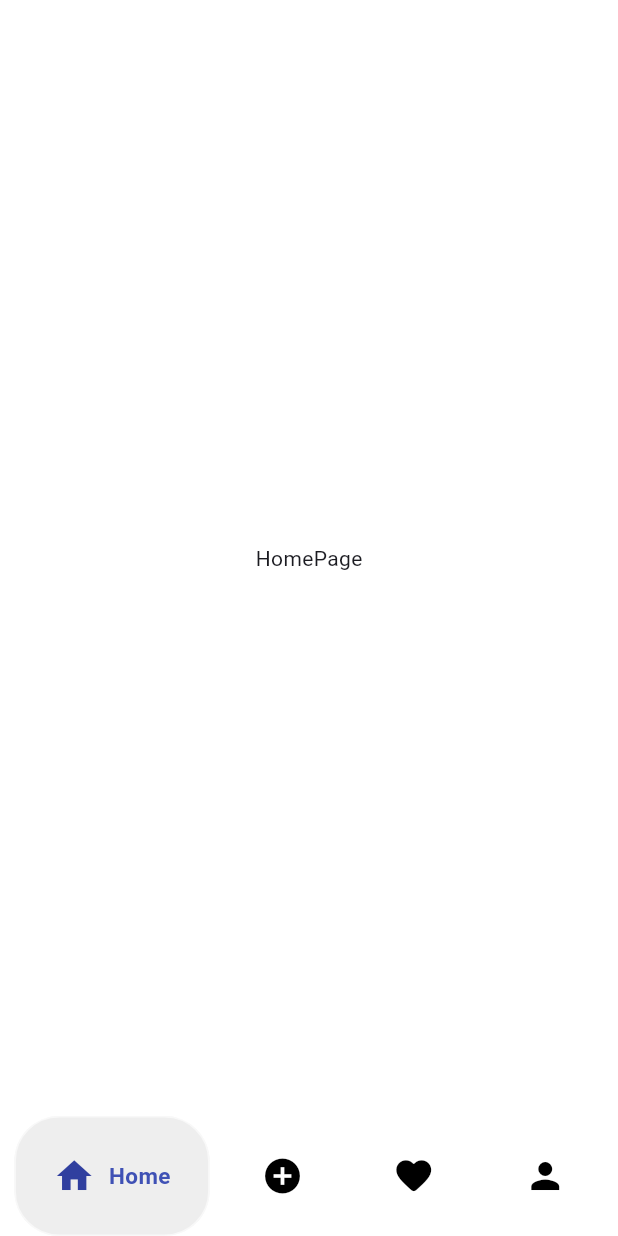
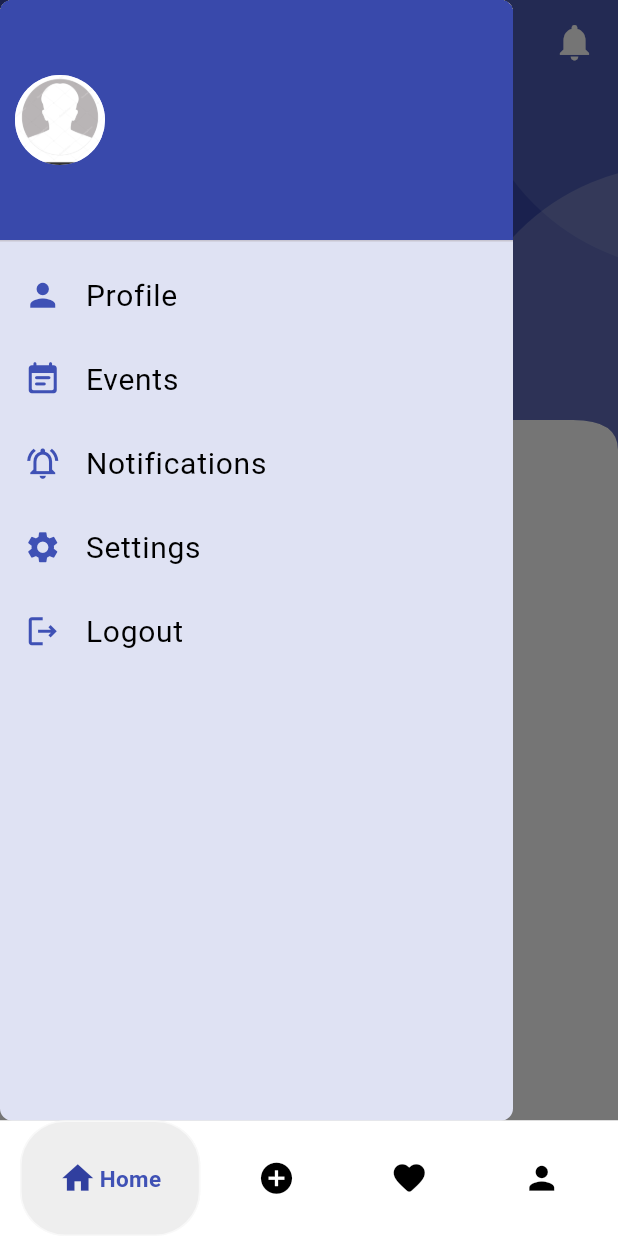
Before and after one commit to Abhiinav7/TailMate, a Flutter app: the MainScreen screen opened by its route, with the side drawer open (before the commit the screen has no drawer), on a phone screen of 412 x 824 dp. Run offline on Flutter 3.47's test engine with Material 3 defaults, Android fonts, the light colour scheme and no system bars; drawn by our look-alikes of google_nav_bar; our stand-ins replace cloud_firestore, firebase_auth, firebase_core, fluttertoast, geocoding, geolocator and 3 more; missing offline and left inert: intro_screen_onboarding_flutter; accounts and stored records are empty; Roboto replaces fonts that are missing (Alata).

Commit message:
main page and other updates

```diff
--- /dev/null
+++ b/lib/Utils/constants/onboardHelper.dart
@@ -0,0 +1,9 @@
+import 'dart:ui';
+import 'package:flutter/material.dart';
+import 'package:google_fonts/google_fonts.dart';
+class OnboardHealper{
+  TextStyle subTitleStyle=GoogleFonts.aleo(fontSize: 15,fontWeight: FontWeight.w500,color: Colors.black54);
+  TextStyle TitleStyle=GoogleFonts.allertaStencil(fontSize: 23,fontWeight: FontWeight.w900,color: Colors.black);
+
+
+}
--- a/lib/controller/firebaseCloudstore.dart
+++ b/lib/controller/firebaseCloudstore.dart
@@ -17,4 +17,5 @@ class FirebaseCloudController {
   }
 
 
+
 }
--- /dev/null
+++ b/lib/controller/location.dart
@@ -0,0 +1,40 @@
+import 'package:flutter/cupertino.dart';
+import 'package:geocoding/geocoding.dart';
+import 'package:geolocator/geolocator.dart';
+
+class LocationController extends ChangeNotifier{
+  Position? Currentposition;
+  LocationPermission? permission;
+  String city=" ";
+  getCurrentPosition() async {
+    permission = await Geolocator.checkPermission();
+    if(permission == LocationPermission.denied){
+      permission = await Geolocator.requestPermission();
+    }
+    Position position = await Geolocator.getCurrentPosition(
+        desiredAccuracy: LocationAccuracy.high);
+
+    try {
+      List<Placemark> placemarks = await placemarkFromCoordinates(
+        position.latitude,
+        position.longitude,
+      );
+      String? citynew=placemarks[0].locality;
+      String? district=placemarks[0].thoroughfare;
+
+        Currentposition = position;
+        notifyListeners();
+        city=citynew!;
+        notifyListeners();
+
+      print("////////////////////////////${citynew}");
+      print("////////////////////////////${district}");
+
+    }catch(err){
+      print("/////================///$err");
+    }
+
+    // print(position);
+    // return position;
+  }
+}
--- a/lib/controller/mainController.dart
+++ b/lib/controller/mainController.dart
@@ -1,3 +1,5 @@
+import 'package:cloud_firestore/cloud_firestore.dart';
+import 'package:firebase_auth/firebase_auth.dart';
 import 'package:flutter/cupertino.dart';
 
 class MainController extends ChangeNotifier{
@@ -7,4 +9,23 @@ void changeScreen(int value){
   notifyListeners();
 }
 
+  var name='';
+var email=' ';
+  CollectionReference collectionReference =
+  FirebaseFirestore.instance.collection("user");
+  Future getName()async{
+    final userId=FirebaseAuth.instance.currentUser!.uid;
+    DocumentSnapshot docSnapshot = await collectionReference.doc(userId).get();
+    if (docSnapshot.exists) {
+      Map<String, dynamic>? data = docSnapshot.data() as Map<String, dynamic>?;
+      name = data?['name'];
+      notifyListeners();
+      email=data?["email"];
+      notifyListeners();
+
+
+
+    }
+  }
+
 }
--- a/lib/main.dart
+++ b/lib/main.dart
@@ -2,6 +2,7 @@ import 'package:firebase_core/firebase_core.dart';
 import 'package:flutter/material.dart';
 import 'package:provider/provider.dart';
 import 'package:tailmate/controller/firebaseAuthController.dart';
+import 'package:tailmate/controller/location.dart';
 import 'package:tailmate/controller/mainController.dart';
 import 'package:tailmate/firebase_options.dart';
 
@@ -19,6 +20,7 @@ void main() async {
       providers: [
 ChangeNotifierProvider(create:  (context) => FirebaseAuthController(),),
 ChangeNotifierProvider(create:  (context) => MainController(),),
+ChangeNotifierProvider(create:  (context) => LocationController(),),
       ],
   child: const MyApp()));
 }
--- /dev/null
+++ b/lib/view/MainPage/components/containers/circularContainer.dart
@@ -0,0 +1,33 @@
+import 'package:flutter/cupertino.dart';
+
+class CirculaContainer extends StatelessWidget {
+  CirculaContainer({
+    super.key,
+    this.height=300,
+    this.width=300,
+    this.padding=0,
+    this.child,
+    this.bg,
+    this.radius=300
+
+  });
+  final double? height;
+  final double? width;
+  final double radius;
+  final double padding;
+  final Widget? child;
+  final Color? bg;
+  @override
+  Widget build(BuildContext context) {
+    return Container(
+      height: height,
+      width: width,
+      padding: EdgeInsets.all(padding),
+      decoration: BoxDecoration(
+          borderRadius: BorderRadius.circular(radius),
+          color: bg
+      ),
+      child: child,
+    );
+  }
+}
--- /dev/null
+++ b/lib/view/MainPage/components/containers/primary_header.dart
@@ -0,0 +1,43 @@
+import 'package:flutter/material.dart';
+import 'package:tailmate/view/MainPage/components/containers/circularContainer.dart';
+import 'package:tailmate/view/MainPage/components/curved_edges/curvedWidget.dart';
+class PrimaryHeaderContainer extends StatelessWidget {
+  const PrimaryHeaderContainer({
+
+    required this.screenWidth,
+    required this.child
+  });
+
+  final double screenWidth;
+  final Widget child;
+  @override
+  Widget build(BuildContext context) {
+    return CurvedWidget(
+      child: Container(
+        width: screenWidth,
+        color: Colors.indigo.shade600,
+        padding: EdgeInsets.all(0),
+        child: SizedBox(
+          height: 300,
+          child: Stack(
+              children: [
+                Positioned(
+                    top: -120,
+                    right: -200,
+                    child: CirculaContainer(
+                      bg: Colors.white.withOpacity(0.1),
+                    )),
+                Positioned(
+                    top: 110,
+                    right: -190,
+                    child: CirculaContainer(
+                      bg: Colors.white.withOpacity(0.2),
+                    )),
+                child
+
+              ]),
+        ),
+      ),
+    );
+  }
+}
--- /dev/null
+++ b/lib/view/MainPage/components/curved_edges/curvedWidget.dart
@@ -0,0 +1,20 @@
+import 'package:flutter/material.dart';
+import 'package:tailmate/view/MainPage/components/curved_edges/custom_edges.dart';
+class CurvedWidget extends StatelessWidget {
+  const CurvedWidget({
+    super.key,
+
+    this.child
+  });
+
+
+  final Widget? child;
+
+  @override
+  Widget build(BuildContext context) {
+    return ClipPath(
+        clipper: CustomCurve(),
+        child: child
+    );
+  }
+}
--- /dev/null
+++ b/lib/view/MainPage/components/curved_edges/custom_edges.dart
@@ -0,0 +1,34 @@
+import 'package:flutter/cupertino.dart';
+
+class CustomCurve extends CustomClipper<Path>{
+  @override
+  Path getClip(Size size) {
+  var path=Path();
+  path.lineTo(0, size.height);
+
+  final firstCurve=Offset(0, size.height - 20);
+  final lastCurve=Offset(30, size.height - 20);
+  path.quadraticBezierTo(firstCurve.dx, firstCurve.dy, lastCurve.dx, lastCurve.dy);
+
+
+
+  final secondFirstCurve=Offset(0, size.height - 20);
+  final secondLastCurve=Offset(size.width -30, size.height - 20);
+  path.quadraticBezierTo(secondFirstCurve.dx, secondFirstCurve.dy, secondLastCurve.dx, secondLastCurve.dy);
+
+  final thirdFirstCurve=Offset(size.width, size.height - 20);
+  final thirdLastCurve=Offset(size.width, size.height);
+  path.quadraticBezierTo(thirdFirstCurve.dx, thirdFirstCurve.dy, thirdLastCurve.dx, thirdLastCurve.dy);
+
+  path.lineTo(size.width, 0);
+  path.close();
+  return path;
+  }
+
+  @override
+  bool shouldReclip(covariant CustomClipper<Path> oldClipper) {
+   return true;
+  }
+
+
+  }
--- a/lib/view/MainPage/mainScreen.dart
+++ b/lib/view/MainPage/mainScreen.dart
@@ -5,8 +5,6 @@ import 'package:tailmate/view/MainPage/pages/add_pet.dart';
 import 'package:tailmate/view/MainPage/pages/home.dart';
 import 'package:tailmate/view/MainPage/pages/profile.dart';
 import 'package:tailmate/view/MainPage/pages/wishlist.dart';
-
-
 import 'package:tailmate/view/MainPage/widgets/google_navbar.dart';
 class MainScreen extends StatelessWidget {
    MainScreen({super.key});
--- a/lib/view/MainPage/pages/home.dart
+++ b/lib/view/MainPage/pages/home.dart
@@ -1,12 +1,82 @@
 import 'package:flutter/cupertino.dart';
+import 'package:flutter/material.dart';
+import 'package:provider/provider.dart';
+import 'package:tailmate/Utils/constants/screen_utils.dart';
+import 'package:tailmate/controller/location.dart';
+import 'package:tailmate/controller/mainController.dart';
+import 'package:tailmate/view/MainPage/components/containers/primary_header.dart';
+import 'package:tailmate/view/MainPage/widgets/customAppbar.dart';
+import 'package:tailmate/view/MainPage/widgets/drawerCustom.dart';
 
-class HomeScreen extends StatelessWidget {
+class HomeScreen extends StatefulWidget {
   const HomeScreen({super.key});
 
   @override
+  State<HomeScreen> createState() => _HomeScreenState();
+}
+
+class _HomeScreenState extends State<HomeScreen> {
+  @override
+  void initState() {
+    Provider.of<LocationController>(context, listen: false)
+        .getCurrentPosition();
+    Provider.of<MainController>(context, listen: false).getName();
+    super.initState();
+  }
+
   Widget build(BuildContext context) {
-    return Center(
-      child: Text("HomePage"),
+    final location = Provider.of<LocationController>(context);
+    final controller = Provider.of<MainController>(context);
+    double screenWidth = ScreenUtil.Width(context);
+    double screenHeight = ScreenUtil.Height(context);
+    return Scaffold(
+      drawer: MyDrawer(),
+      backgroundColor: Colors.white,
+      body: SingleChildScrollView(
+        child: SafeArea(
+          child: Column(
+            children: [
+              PrimaryHeaderContainer(
+                screenWidth: screenWidth,
+                child: Column(
+                  children: [
+                    MyAppbar(
+                      actions: [
+                        IconButton(
+                            onPressed: () {},
+                            icon: Icon(
+                              Icons.notifications,
+                              size: 29,
+                              color: Colors.white,
+                            ))
+                      ],
+                      backgroundColor: Colors.transparent,
+                      title: Column(
+                        crossAxisAlignment: CrossAxisAlignment.start,
+                        children: [
+                          Text(controller.name,style: TextStyle(fontSize: 20,color: Colors.white.withOpacity(0.7)),),
+                          Text(location.city.toString(),style: TextStyle(fontSize: 16,color: Colors.white.withOpacity(0.5)),),
+                        ],
+                      ),
+                      leading: Builder(
+                        builder: (context) => IconButton(
+                          icon: Image.asset(
+                            "assets/icons/sort.png",
+                            height: 30,
+                            width: 30,
+                            color: Colors.white,
+                          ),
+                          onPressed: () => Scaffold.of(context).openDrawer(),
+                        ),
+                      ),
+                    )
+                  ],
+                ),
+              ),
+            ],
+          ),
+        ),
+      ),
     );
   }
 }
--- /dev/null
+++ b/lib/view/MainPage/widgets/customAppbar.dart
@@ -0,0 +1,34 @@
+import 'package:flutter/material.dart';
+
+class MyAppbar extends StatelessWidget implements PreferredSizeWidget {
+  MyAppbar({
+    super.key,
+    this.actions,
+    this.backgroundColor,
+    this.title,
+    this.leading,
+  });
+
+  final Color? backgroundColor;
+  final Widget? leading;
+  final Widget? title;
+  List<Widget>? actions;
+
+  @override
+  Widget build(BuildContext context) {
+    return Padding(
+      padding: EdgeInsets.only(right: 5),
+      child: AppBar(
+        backgroundColor: backgroundColor,
+        automaticallyImplyLeading: false,
+        title: title,
+        leading: leading,
+        actions: actions,
+      ),
+    );
+  }
+
+  @override
+  // TODO: implement preferredSize
+  Size get preferredSize => Size.fromHeight(20);
+}
--- /dev/null
+++ b/lib/view/MainPage/widgets/drawerCustom.dart
@@ -0,0 +1,124 @@
+import 'package:flutter/material.dart';
+import 'package:provider/provider.dart';
+import 'package:tailmate/Utils/constants/screen_utils.dart';
+import 'package:tailmate/controller/mainController.dart';
+
+class MyDrawer extends StatelessWidget {
+  const MyDrawer({super.key});
+
+  @override
+  Widget build(BuildContext context) {
+    final controller = Provider.of<MainController>(context);
+    double screenWidth = ScreenUtil.Width(context);
+    return Drawer(
+      shape: RoundedRectangleBorder(borderRadius: BorderRadius.circular(8)),
+      backgroundColor: Colors.indigo.shade50,
+      width: screenWidth - 70,
+      surfaceTintColor: Colors.indigo,
+      // shadowColor: Colors.red,
+      child: ListView(
+        children: [
+          DrawerHeader(
+              padding: EdgeInsets.zero,
+              child: Container(
+                padding: EdgeInsets.only(left: 10),
+                color: Colors.indigo.shade600,
+                child: Row(
+                  children: [
+                    CircleAvatar(
+                      radius: 30,
+                      backgroundImage: AssetImage(
+                        "assets/images/person.jpg",
+                      ),
+                    ),
+                    SizedBox(
+                      width: 10,
+                    ),
+                    Column(
+                      mainAxisAlignment: MainAxisAlignment.center,
+                      crossAxisAlignment: CrossAxisAlignment.start,
+                      children: [
+                        Text(
+                          controller.name,
+                          style: TextStyle(
+                              color: Colors.white,
+                              fontSize: 18,
+                              fontWeight: FontWeight.w500),
+                        ),
+                        Text(controller.email,
+                            style: TextStyle(color: Colors.white, fontSize: 15))
+                      ],
+                    )
+                  ],
+                ),
+              )),
+          ListTile(
+            textColor: Colors.black,
+            iconColor: Colors.indigo,
+            onTap: () {},
+            title: Text(
+              "Profile",
+              style: TextStyle(fontSize: 20),
+            ),
+            leading: Icon(
+              Icons.person,
+              size: 25,
+            ),
+          ),
+          ListTile(
+            textColor: Colors.black,
+            iconColor: Colors.indigo,
+            onTap: () {},
+            title: Text(
+              "Events",
+              style: TextStyle(fontSize: 20),
+            ),
+            leading: Icon(
+              Icons.event_note_rounded,
+              size: 25,
+            ),
+          ),
+          ListTile(
+            textColor: Colors.black,
+            iconColor: Colors.indigo,
+            onTap: () {},
+            title: Text(
+              "Notifications",
+              style: TextStyle(fontSize: 20),
+            ),
+            leading: Icon(
+              Icons.notifications_active_outlined,
+              size: 25,
+            ),
+          ),
+          ListTile(
+            textColor: Colors.black,
+            iconColor: Colors.indigo,
+            onTap: () {},
+            title: Text(
+              "Settings",
+              style: TextStyle(fontSize: 20),
+            ),
+            leading: Icon(
+              Icons.settings,
+              size: 25,
+            ),
+          ),
+          ListTile(
+            textColor: Colors.black,
+            iconColor: Colors.indigo,
+            onTap: () {},
+            title: Text(
+              "Logout",
+              style: TextStyle(fontSize: 20),
+            ),
+            leading: Icon(
+              Icons.logout_outlined,
+              size: 25,
+            ),
+          ),
+        ],
+      ),
+    );
+  }
+}
--- a/lib/view/MainPage/widgets/google_navbar.dart
+++ b/lib/view/MainPage/widgets/google_navbar.dart
@@ -4,25 +4,27 @@ import 'package:google_nav_bar/google_nav_bar.dart';
 import 'package:provider/provider.dart';
 import 'package:tailmate/controller/mainController.dart';
 
-
 class GoogleNavbar extends StatelessWidget {
   void Function(int)? onTabChange;
-   GoogleNavbar({super.key,required this.onTabChange});
+
+  GoogleNavbar({super.key, required this.onTabChange});
 
   @override
   Widget build(BuildContext context) {
-    final controller=Provider.of<MainController>(context);
+    final controller = Provider.of<MainController>(context);
     return GNav(
+
+      backgroundColor: Colors.white,
       selectedIndex: controller.selectedIndex,
       textStyle: GoogleFonts.alata(
         fontSize: 15,
         color: Colors.indigo,
         fontWeight: FontWeight.w600,
       ),
-        haptic: true,
+      haptic: false,
       rippleColor: Colors.blueGrey.shade100,
       hoverColor: Colors.grey,
-        iconSize: 28,
+      iconSize: 25,
       mainAxisAlignment: MainAxisAlignment.spaceEvenly,
       color: Colors.black,
       activeColor: Colors.indigo[700],
@@ -31,13 +33,12 @@ class GoogleNavbar extends StatelessWidget {
       tabActiveBorder: Border.all(color: Colors.white60),
       curve: Curves.easeIn,
       duration: Duration(milliseconds: 500),
-        gap: 5,
+      gap: 2,
       tabs: [
         GButton(
           icon: Icons.home,
-            text: ' Home',
+          text: 'Home',
         ),
-
         GButton(
           icon: Icons.add_circle,
           text: 'Add',
@@ -51,6 +52,7 @@ class GoogleNavbar extends StatelessWidget {
           text: 'Profile',
         )
       ],
-    onTabChange:onTabChange ,);
+      onTabChange: onTabChange,
+    );
   }
 }
--- a/lib/view/onboard_screen/onboard_screen.dart
+++ b/lib/view/onboard_screen/onboard_screen.dart
@@ -2,6 +2,7 @@ import 'package:flutter/material.dart';
 import 'package:google_fonts/google_fonts.dart';
 import 'package:intro_screen_onboarding_flutter/introduction.dart';
 import 'package:intro_screen_onboarding_flutter/introscreenonboarding.dart';
+import 'package:tailmate/Utils/constants/onboardHelper.dart';
 import 'package:tailmate/Utils/constants/screen_utils.dart';
 
 import 'package:tailmate/view/Login_page/login_page.dart';
@@ -10,32 +11,35 @@ class OnboardScreen extends StatelessWidget {
 
   @override
   Widget build(BuildContext context) {
+    OnboardHealper helperStyle=OnboardHealper();
     double screenWidth = ScreenUtil.Width(context);
     double screenHeight = ScreenUtil.Height(context);
+    double imageHeight= screenHeight * 0.35;
+    double imageWidth= screenWidth * 0.92;
     final List<Introduction> list = [
       Introduction(
-        imageHeight: screenHeight * 0.35,
-        imageWidth:screenWidth * 0.92,
-        subTitleTextStyle: GoogleFonts.aleo(fontSize: 15,fontWeight: FontWeight.w500,color: Colors.black54),
-        titleTextStyle:  GoogleFonts.allertaStencil(fontSize: 23,fontWeight: FontWeight.w900,color: Colors.black),
+        imageHeight:imageHeight,
+        imageWidth:imageWidth,
+        subTitleTextStyle:helperStyle.subTitleStyle,
+        titleTextStyle:  helperStyle.TitleStyle,
         title: 'Welcome to TailMate',
         subTitle: 'Lets Make Tails Wag Together!',
         imageUrl: 'assets/onboard/onboard1.json',
       ),
       Introduction(
-        imageHeight: screenHeight * 0.35,
-        imageWidth:screenWidth * 0.92,
-        subTitleTextStyle: GoogleFonts.aleo(fontSize: 15,fontWeight: FontWeight.w500,color: Colors.black54),
-        titleTextStyle:  GoogleFonts.allertaStencil(fontSize: 23,fontWeight: FontWeight.w900,color: Colors.black),
+        imageHeight: imageHeight,
+        imageWidth:imageWidth,
+        subTitleTextStyle:helperStyle.subTitleStyle,
+        titleTextStyle: helperStyle.TitleStyle,
         title: 'Discover Your New Best Friend',
         subTitle: 'Lets embark on a journey of love and companionship',
         imageUrl: 'assets/onboard/onboard2.json',
       ),
       Introduction(
-        imageHeight: screenHeight * 0.35,
+        imageHeight:imageHeight,
         imageWidth:screenWidth * 0.96,
-        subTitleTextStyle: GoogleFonts.aleo(fontSize: 15,fontWeight: FontWeight.w500,color: Colors.black54),
-        titleTextStyle:  GoogleFonts.allertaStencil(fontSize: 23,fontWeight: FontWeight.w900,color: Colors.black),
+        subTitleTextStyle:helperStyle.subTitleStyle,
+        titleTextStyle: helperStyle.TitleStyle,
         title: 'Meet Your Furry Soulmate',
         subTitle: 'Start your journey with unconditional love',
         imageUrl: 'assets/onboard/onboard3.json',
--- a/pubspec.yaml
+++ b/pubspec.yaml
@@ -47,6 +47,8 @@ dependencies:
   firebase_storage: ^11.6.0
   image_picker: ^1.0.7
   google_nav_bar: ^5.0.6
+  geolocator: ^10.1.0
+  geocoding: ^2.1.1
 
 
 dev_dependencies:
@@ -76,6 +78,7 @@ flutter:
      - assets/logo/
      - assets/onboard/
      - assets/icons/
+     - assets/images/
   #   - images/a_dot_ham.jpeg
 
   # An image asset can refer to one or more resolution-specific "variants", see
```
Also changed, not shown: assets/icons/sort.png (added), assets/images/person.jpg (added), pubspec.lock, 3 other files. Lines whose indentation alone changed are shown as unchanged.
